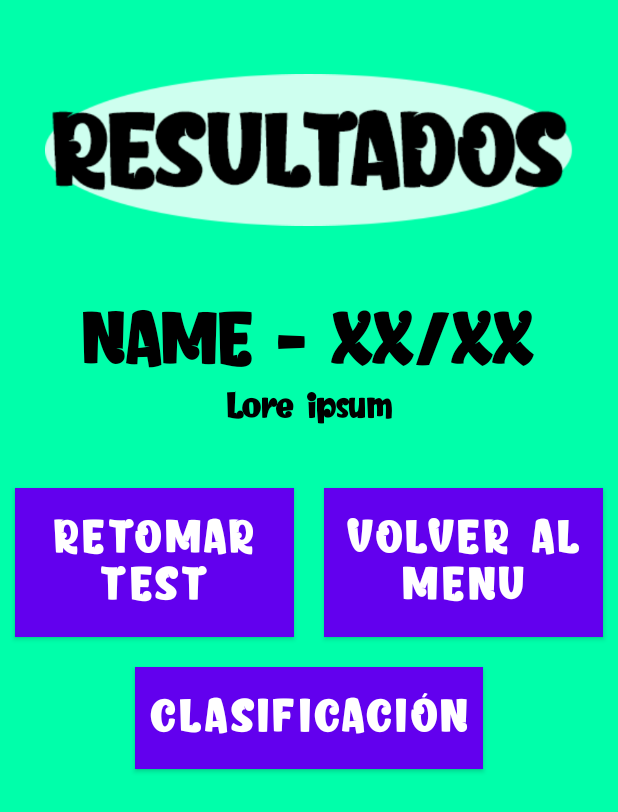
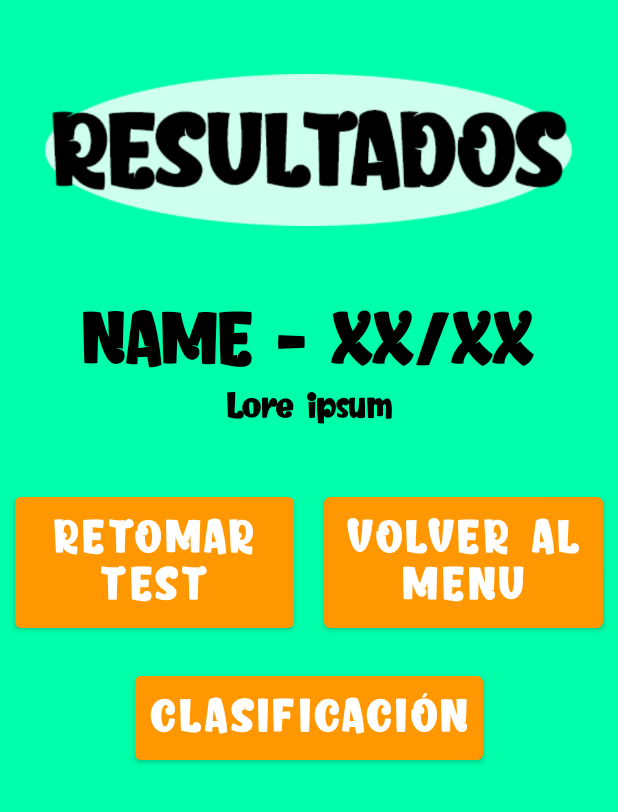
Before and after one commit to aantonb2018/DADM_21-22_parejaA_P1, an Android app: the layout activity_resultados.xml on its own in the app's theme, with its tools: preview values and no code run, on a phone screen of 412 x 824 dp. Shown: the top 812 px of the screen. Run offline under Robolectric (Android 15) with nearby library versions, the phone set to English and light mode, and no system bars; Roboto replaces fonts that are not available here.

Commit message:
ya no peta

```diff
--- a/app/src/main/res/layout/activity_ajustes.xml
+++ b/app/src/main/res/layout/activity_ajustes.xml
@@ -101,14 +101,13 @@
             android:layout_height="wrap_content"
             android:layout_gravity="center_horizontal"
             android:layout_margin="10dp"
-            android:background="@color/black"
+            app:backgroundTint="@color/black"
             android:fontFamily="@font/kerokero"
             android:padding="10dp"
             android:text="@string/string_volverMenu"
             android:textColor="@color/white"
             android:textSize="30dp"
-            tools:text="@string/string_volverMenu"
-            android:theme="@style/color_negro"/>
+            tools:text="@string/string_volverMenu"/>
 
     </LinearLayout>
 
--- a/app/src/main/res/layout/activity_resultados.xml
+++ b/app/src/main/res/layout/activity_resultados.xml
@@ -66,29 +66,29 @@
                 android:id="@+id/btn_restart"
                 android:layout_width="match_parent"
                 android:layout_height="wrap_content"
+                android:layout_margin="10dp"
                 android:layout_weight="1"
-                android:background="#FF9800"
+                app:backgroundTint="@color/naranja"
                 android:fontFamily="@font/kerokero"
-                android:text="Button"
+                android:padding="10dp"
+                android:text="@string/string_restart"
                 android:textColor="@color/white"
                 android:textSize="30dp"
-                tools:text="@string/string_restart"
-                android:padding="10dp"
-                android:layout_margin="10dp"/>
+                tools:text="@string/string_restart" />
 
             <Button
                 android:id="@+id/btn_volverMenu"
                 android:layout_width="match_parent"
                 android:layout_height="wrap_content"
+                android:layout_margin="10dp"
                 android:layout_weight="1"
-                android:background="#FF9800"
+                app:backgroundTint="@color/naranja"
                 android:fontFamily="@font/kerokero"
-                android:text="Button"
+                android:padding="10dp"
+                android:text="@string/string_volverMenu"
                 android:textColor="@color/white"
                 android:textSize="30dp"
-                tools:text="@string/string_volverMenu"
-                android:padding="10dp"
-                android:layout_margin="10dp"/>
+                tools:text="@string/string_volverMenu" />
 
         </LinearLayout>
 
@@ -96,15 +96,15 @@
             android:id="@+id/btn_clasif_resultados"
             android:layout_width="wrap_content"
             android:layout_height="wrap_content"
+            android:layout_gravity="center_horizontal"
             android:layout_margin="10dp"
-            android:background="#FF9800"
+            app:backgroundTint="@color/naranja"
             android:fontFamily="@font/kerokero"
             android:padding="10dp"
-            android:text="Button"
+            android:text="@string/string_clasif"
             android:textColor="@color/white"
             android:textSize="30dp"
-            tools:text="@string/string_clasif"
-            android:layout_gravity="center_horizontal"/>
+            tools:text="@string/string_clasif" />
     </LinearLayout>
 
 </androidx.constraintlayout.widget.ConstraintLayout>
```
Also changed, not shown: app/src/main/java/com/example/dadm_21_22_parejaa_p1_info/Resultados.java (+5 -4 lines), app/src/main/res/layout/activity_menu_principal.xml (+3 -5 lines), app/src/main/res/values/styles.xml (deleted, +0 -9 lines).
